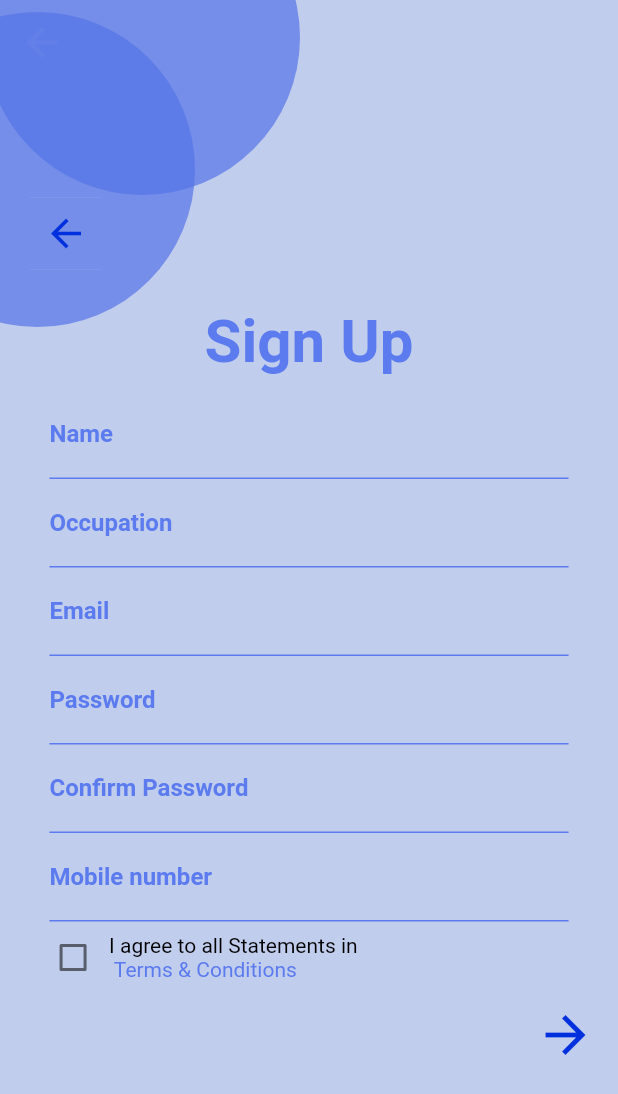
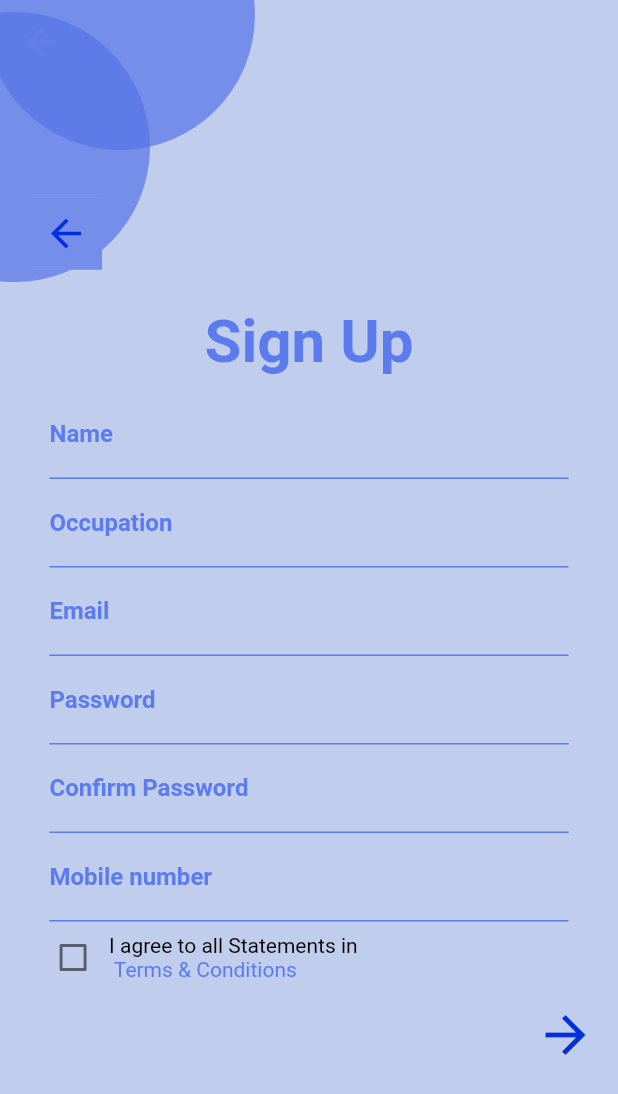
Before and after one commit to bakhadher852/Date_Alkhair_FYP, a Flutter app: the SignUp screen opened by its route, on a phone screen of 412 x 824 dp. Shown: the top 1094 px of the screen. Run offline on Flutter 3.47's test engine with Material 2 defaults, Android fonts, the phone set to English and light mode, and no system bars; our stand-ins replace image_picker.

Commit message:
size modified

```diff
--- a/lib/screen/signUp.dart
+++ b/lib/screen/signUp.dart
@@ -325,7 +325,7 @@
         //right: ,
         child: CircleAvatar(
           backgroundColor: Color.fromARGB(184, 86, 117, 231),
-          radius: 105,
+          radius: 90,
         ),
       ),
       const Positioned(
@@ -333,7 +333,7 @@
         left: -80,
         child: CircleAvatar(
           backgroundColor: Color.fromARGB(184, 86, 117, 231),
-          radius: 105,
+          radius: 90,
         ),
       ),
       Positioned(
```
